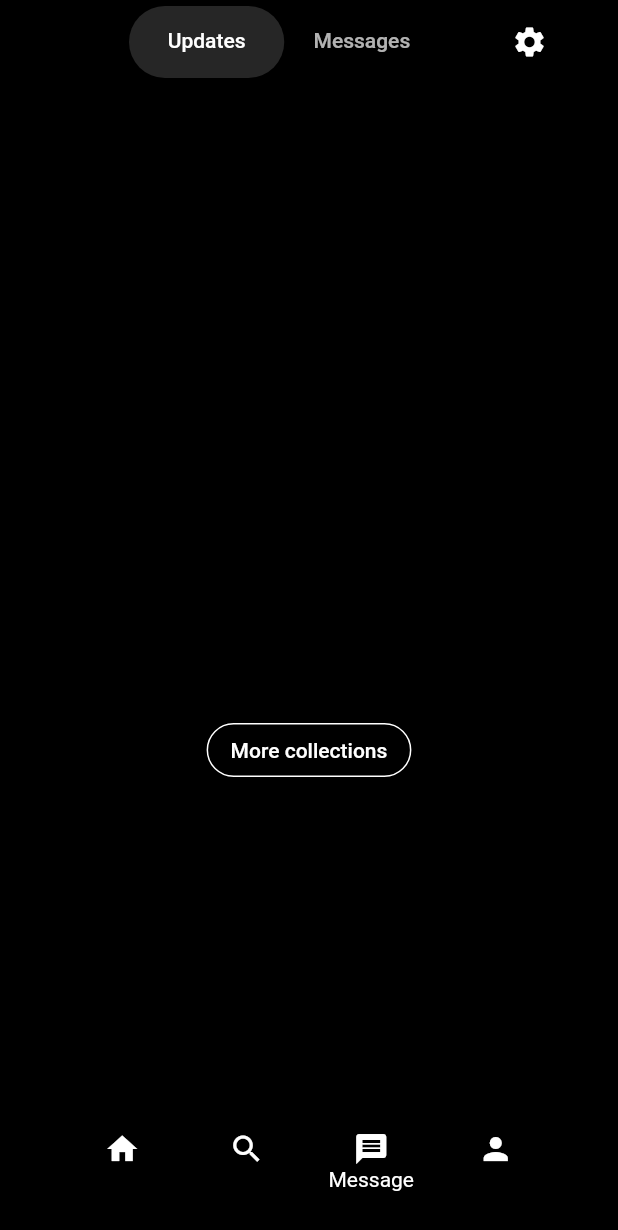
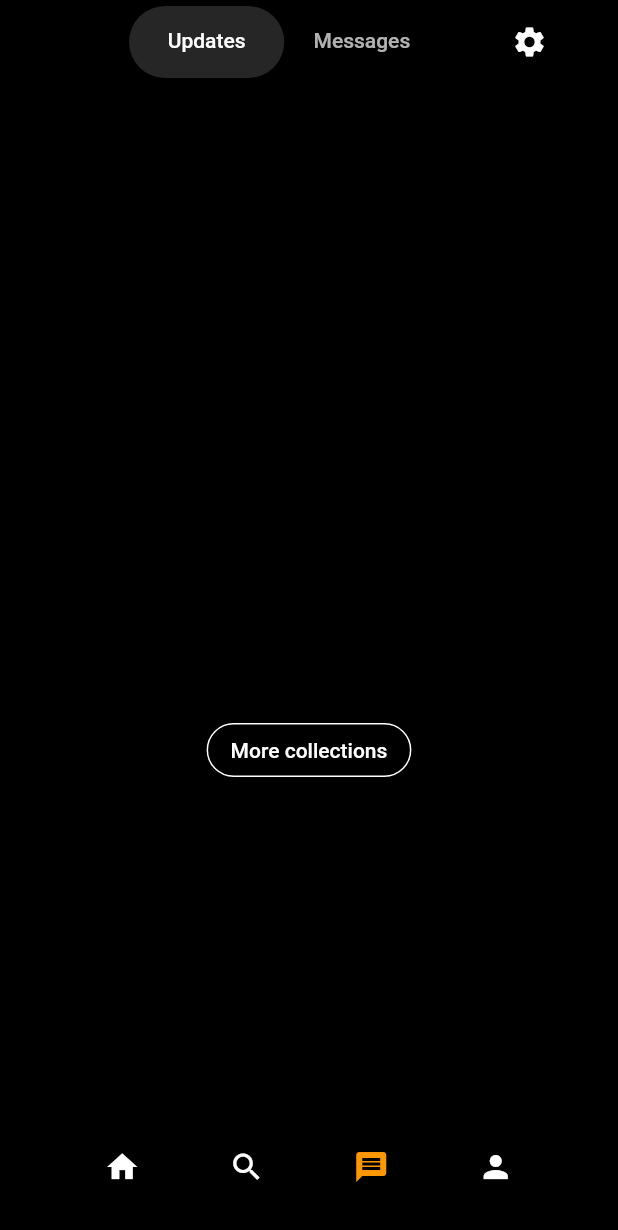
Before and after one commit to VuCaoNguyen/IE307M12_Share_pictures, a Flutter app: the screen it shows once a user with an empty profile is signed in, item 3 of the bottom bar chosen, scrolled down 911 dp, on a phone screen of 412 x 824 dp. Shown: the top 1230 px of the screen. Run offline on Flutter 3.47's test engine with Material 2 defaults, Android fonts, the phone set to English and light mode, and no system bars; our stand-ins replace cloud_firestore, equatable, firebase_auth, firebase_core, flutter_cache_manager, font_awesome_flutter and 4 more; missing offline and left inert: flutter_wallpaper_manager; accounts and stored records are empty; network calls fail.

Commit message:
bottombar hide label

```diff
--- a/lib/views/home/home_widgets/bottom_navigation_widget.dart
+++ b/lib/views/home/home_widgets/bottom_navigation_widget.dart
@@ -41,40 +41,36 @@ class _BottomNavigationWigetState extends State<BottomNavigationWiget> {
         children: const [HomeScreen(), SearchScreen(), Messages(), Profile()],
       ),
       bottomNavigationBar: Container(
-        height: 80,
+        height: 70,
         margin: const EdgeInsets.symmetric(horizontal: 40, vertical: 10),
         child: ClipRRect(
           borderRadius: const BorderRadius.all(Radius.circular(40)),
           child: BottomNavigationBar(
             backgroundColor: Colors.black,
-            selectedItemColor: Colors.white,
+            selectedItemColor: Colors.orange,
+            unselectedItemColor: Colors.white,
             type: BottomNavigationBarType.fixed,
-            showSelectedLabels: true,
-            showUnselectedLabels: true,
+            showSelectedLabels: false,
+            showUnselectedLabels: false,
             items: const <BottomNavigationBarItem>[
               BottomNavigationBarItem(
                   icon: Icon(
                     Icons.home,
-                    color: Colors.white,
                   ),
                   label: 'Home'),
               BottomNavigationBarItem(
-                  backgroundColor: Colors.white,
                   icon: Icon(
                     Icons.search,
-                    color: Colors.white,
                   ),
                   label: 'Search'),
               BottomNavigationBarItem(
                   icon: Icon(
                     Icons.message,
-                    color: Colors.white,
                   ),
                   label: 'Message'),
               BottomNavigationBarItem(
                   icon: Icon(
                     Icons.person,
-                    color: Colors.white,
                   ),
                   label: 'Profile')
             ],
--- a/lib/views/profile/profile_screen.dart
+++ b/lib/views/profile/profile_screen.dart
@@ -2,7 +2,6 @@ import 'package:firebase_auth/firebase_auth.dart';
 import 'package:flutter/cupertino.dart';
 import 'package:flutter/material.dart';
 import 'package:font_awesome_flutter/font_awesome_flutter.dart';
-import 'package:pinterest/views/message/message_widgets/recommend_collection_widget.dart';
 import 'package:pinterest/views/profile/widgets/avatar_widget.dart';
 import 'package:pinterest/views/profile/widgets/your_collection_widget.dart';
 
```
